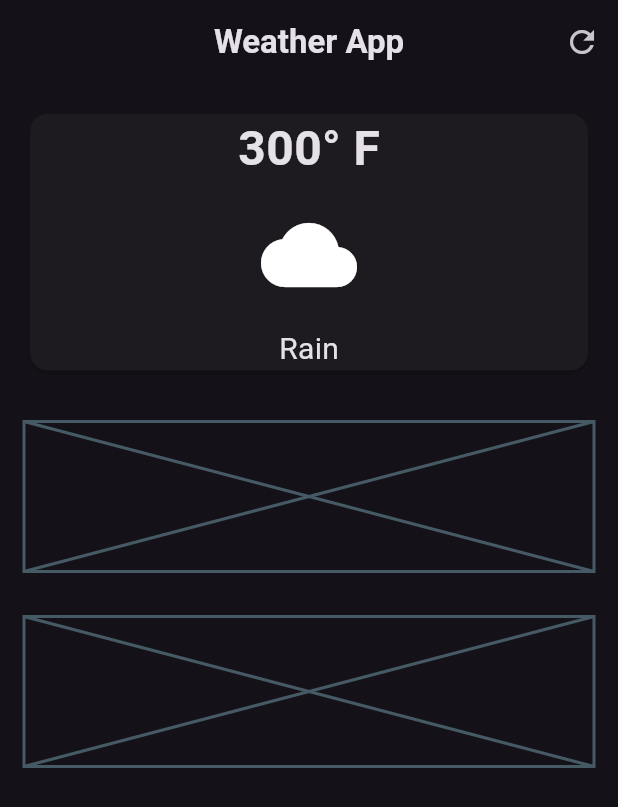
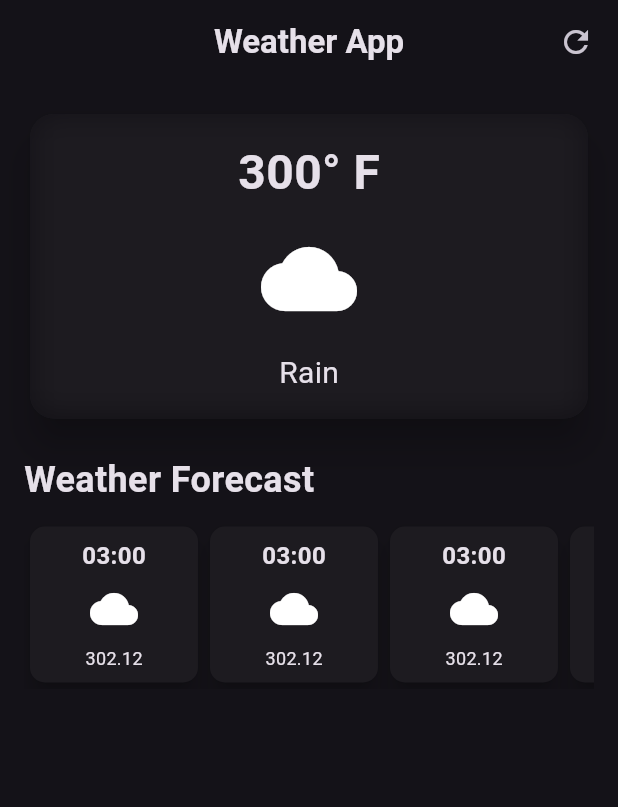
Before and after one commit to SemajCode/weather_app, a Flutter app: the screen it shows after launch, on a phone screen of 412 x 824 dp. Shown: the top 807 px of the screen. Run offline on Flutter 3.47's test engine with Material 2 defaults, Android fonts, the phone set to English and light mode, and no system bars.

Commit message:
added hourly forecast item

```diff
--- /dev/null
+++ b/lib/hourly_forecast_item.dart
@@ -0,0 +1,46 @@
+import 'package:flutter/material.dart';
+
+class HourlyForcastItem extends StatelessWidget {
+  const HourlyForcastItem({
+    super.key,
+  });
+
+  @override
+  Widget build(BuildContext context) {
+    return SizedBox(
+      width: 120,
+      child: Card(
+        shape: RoundedRectangleBorder(borderRadius: BorderRadius.circular(10)),
+        elevation: 6,
+        child: const Padding(
+          padding: EdgeInsets.all(8.0),
+          child: Column(
+            children: [
+              Text(
+                '03:00',
+                style: TextStyle(
+                  fontSize: 16,
+                  fontWeight: FontWeight.bold,
+                ),
+              ),
+              SizedBox(
+                height: 8,
+              ),
+              Icon(
+                Icons.cloud,
+                size: 32,
+              ),
+              SizedBox(
+                height: 8,
+              ),
+              Text(
+                '302.12',
+                style: TextStyle(fontSize: 12),
+              )
+            ],
+          ),
+        ),
+      ),
+    );
+  }
+}
--- a/lib/weather_screen.dart
+++ b/lib/weather_screen.dart
@@ -1,4 +1,7 @@
+import 'dart:ui';
+
 import 'package:flutter/material.dart';
+import 'package:weather_app/hourly_forecast_item.dart';
 
 class WeatherScreen extends StatelessWidget {
   const WeatherScreen({super.key});
@@ -13,22 +16,38 @@ class WeatherScreen extends StatelessWidget {
         ),
         centerTitle: true,
         actions: [
-          IconButton(
-            onPressed: () {},
-            icon: const Icon(
+          Padding(
+            padding: const EdgeInsets.only(right: 16),
+            child: InkWell(
+              onTap: () {},
+              child: const Icon(
                 Icons.refresh,
+              ),
             ),
           )
         ],
       ),
-      body: const Padding(
-        padding: EdgeInsets.all(16.0),
+      body: Padding(
+        padding: const EdgeInsets.all(16.0),
         child: Column(
+          crossAxisAlignment: CrossAxisAlignment.start,
           children: [
             //main card
             SizedBox(
               width: double.infinity,
               child: Card(
+                elevation: 10,
+                shape: RoundedRectangleBorder(
+                    borderRadius: BorderRadius.circular(16)),
+                child: ClipRRect(
+                  borderRadius: BorderRadius.circular(16),
+                  child: BackdropFilter(
+                    filter: ImageFilter.blur(
+                      sigmaX: 10,
+                      sigmaY: 10,
+                    ),
+                    child: const Padding(
+                      padding: EdgeInsets.all(16.0),
                       child: Column(
                         children: [
                           Text(
@@ -56,23 +75,39 @@ class WeatherScreen extends StatelessWidget {
                       ),
                     ),
                   ),
+                ),
+              ),
+            ),
 
-            SizedBox(
-              height: 30,
+            const SizedBox(
+              height: 20,
             ),
 
             //weather forecast cards
-            Placeholder(
-              fallbackHeight: 100,
+            const Text(
+              'Weather Forecast',
+              style: TextStyle(
+                fontSize: 24,
+                fontWeight: FontWeight.bold,
+              ),
             ),
 
-            SizedBox(
-              height: 30,
+            const SizedBox(
+              height: 10,
             ),
 
             //additional information
-            Placeholder(
-              fallbackHeight: 100,
+            const SingleChildScrollView(
+              scrollDirection: Axis.horizontal,
+              child: Row(
+                children: [
+                  HourlyForcastItem(),
+                  HourlyForcastItem(),
+                  HourlyForcastItem(),
+                  HourlyForcastItem(),
+                  HourlyForcastItem(),
+                ],
+              ),
             )
           ],
         ),
```
Lines whose indentation alone changed are shown as unchanged.
